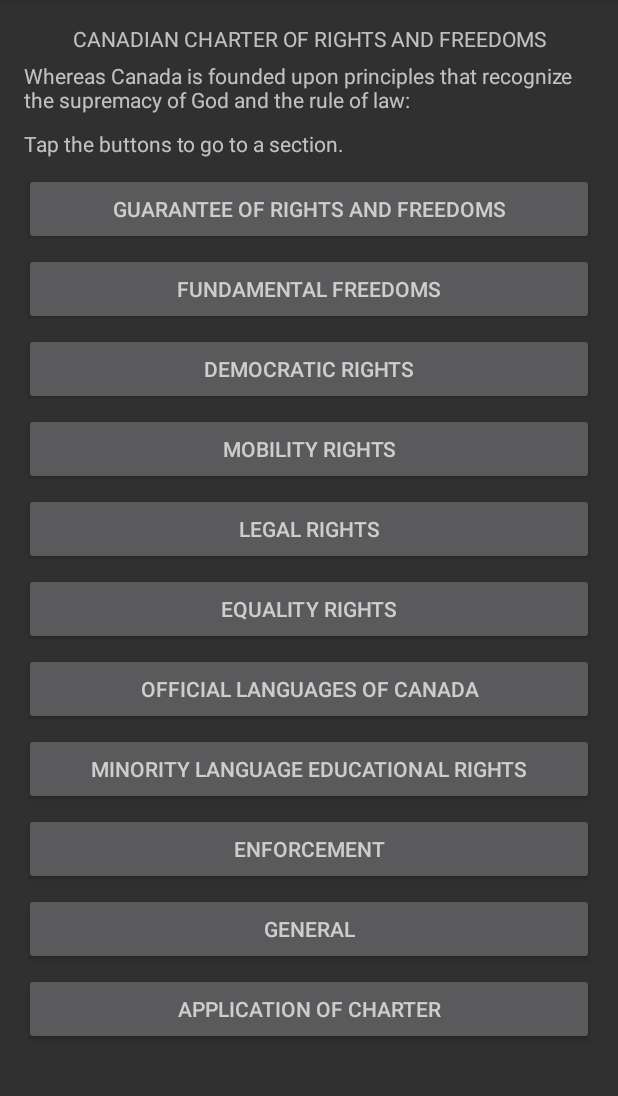
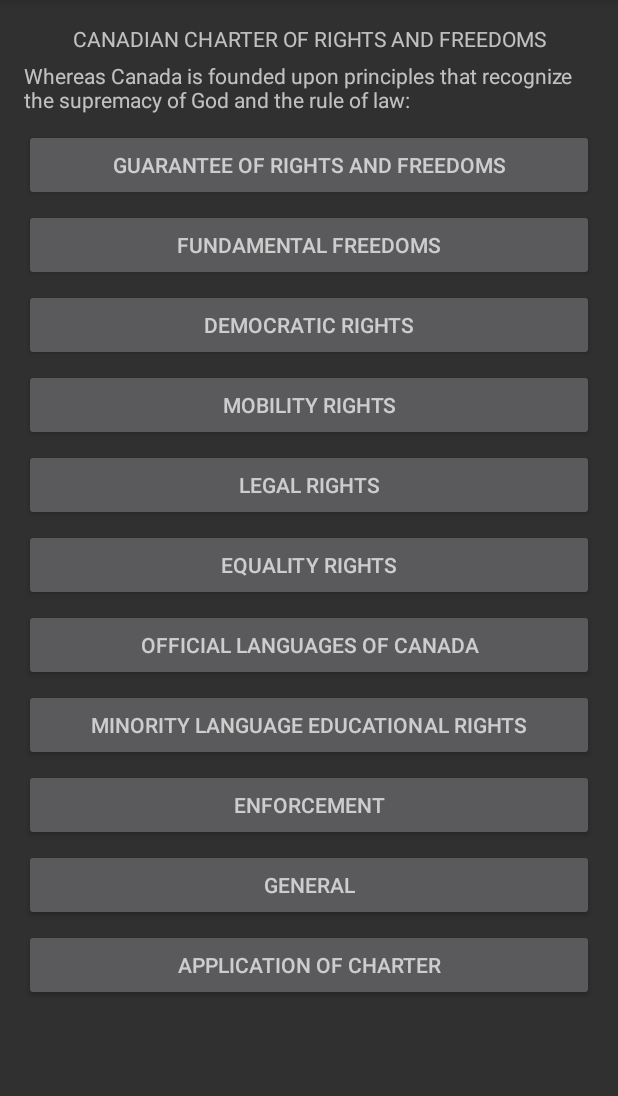
Before and after one commit to sweeper3000/CanadaCharter, an Android app: the screen it shows after launch (MainActivity), on a phone screen of 412 x 824 dp, the part 84-1180 px from its top. Run offline under Robolectric (Android 15) with nearby library versions, the phone set to English and light mode, and no system bars.

Commit message:
rm un-needed string, the UX is self-explanatory

```diff
--- a/app/src/main/res/layout/activity_main.xml
+++ b/app/src/main/res/layout/activity_main.xml
@@ -51,19 +51,11 @@
             android:layout_below="@id/title"
             android:text="@string/canada_founded_on_rule_of_law" />
 
-        <TextView
-            android:id="@+id/click_buttons_text"
-            android:layout_width="match_parent"
-            android:layout_height="wrap_content"
-            android:layout_marginBottom="10dp"
-            android:layout_below="@id/canada_founded_on_rule_of_law"
-            android:text="@string/tap_the_buttons_to_go_to_a_section" />
-
         <Button
             android:id="@+id/freedom_guarantee_button"
             android:layout_width="match_parent"
             android:layout_height="wrap_content"
-            android:layout_below="@id/click_buttons_text"
+            android:layout_below="@id/canada_founded_on_rule_of_law"
             android:layout_marginBottom="5dp"
             android:hint="@string/guarantee_of_rights_and_freedoms"
             android:onClick="toGuaranteeOfRightsAndFreedomsActivity" />
--- a/app/src/main/res/values/strings.xml
+++ b/app/src/main/res/values/strings.xml
@@ -66,7 +66,6 @@
     <!-- MainActivity Strings -->
     <string name="canadian_charter_of_rights_and_freedoms">CANADIAN CHARTER OF RIGHTS AND FREEDOMS</string>
     <string name="canada_founded_on_rule_of_law">Whereas Canada is founded upon principles that recognize the supremacy of God and the rule of law:</string>
-    <string name="tap_the_buttons_to_go_to_a_section">Tap the buttons to go to a section.</string>
 
     <!-- GuaranteeOfRightsAndFreedomsActivity Strings -->
     <string name="rights_and_freedoms_in_canada">Rights and freedoms in Canada</string>
```
